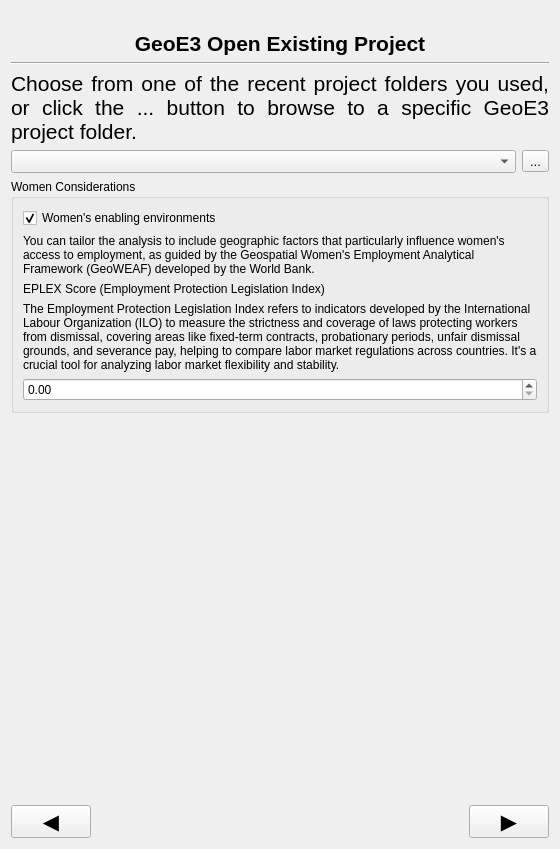
Old version of the form geest/ui/open_project_panel_base.ui in the repository worldbank/GEEST.
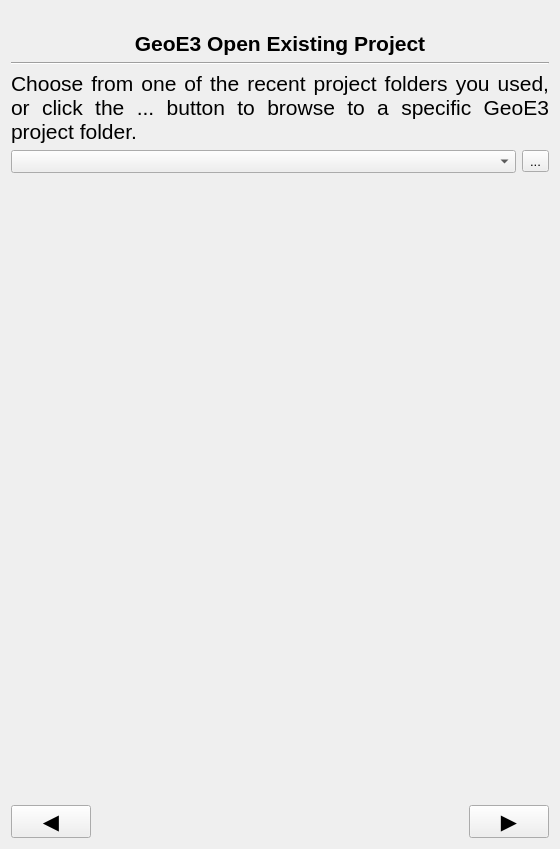
New version of the form. Icons and pictures are not drawn.

Commit message: 8. open an existing project should not show womens options Fixes #248

Diff of the .ui file:
```diff
--- a/geest/ui/open_project_panel_base.ui
+++ b/geest/ui/open_project_panel_base.ui
@@ -108,78 +108,7 @@
      </item>
     </layout>
    </item>
-   <item row="5" column="0">
-    <widget class="QGroupBox" name="groupBox_women_considerations">
-     <property name="title">
-      <string>Women Considerations</string>
-     </property>
-     <layout class="QGridLayout" name="gridLayout_women">
-      <item row="0" column="0">
-       <widget class="QCheckBox" name="women_considerations_checkbox">
-        <property name="text">
-         <string>Women's enabling environments</string>
-        </property>
-        <property name="checked">
-         <bool>true</bool>
-        </property>
-       </widget>
-      </item>
-      <item row="1" column="0">
-       <widget class="QLabel" name="women_considerations_description">
-        <property name="text">
-         <string>You can tailor the analysis to include geographic factors that particularly influence women's access to employment, as guided by the Geospatial Women's Employment Analytical Framework (GeoWEAF) developed by the World Bank.</string>
-        </property>
-        <property name="wordWrap">
-         <bool>true</bool>
-        </property>
-       </widget>
-      </item>
-      <item row="2" column="0">
-       <widget class="QLabel" name="eplex_label">
-        <property name="text">
-         <string>EPLEX Score (Employment Protection Legislation Index)</string>
-        </property>
-        <property name="visible">
-         <bool>false</bool>
-        </property>
-       </widget>
-      </item>
-      <item row="3" column="0">
-       <widget class="QLabel" name="eplex_description">
-        <property name="text">
-         <string>The Employment Protection Legislation Index refers to indicators developed by the International Labour Organization (ILO) to measure the strictness and coverage of laws protecting workers from dismissal, covering areas like fixed-term contracts, probationary periods, unfair dismissal grounds, and severance pay, helping to compare labor market regulations across countries. It's a crucial tool for analyzing labor market flexibility and stability.</string>
-        </property>
-        <property name="wordWrap">
-         <bool>true</bool>
-        </property>
-        <property name="visible">
-         <bool>false</bool>
-        </property>
-       </widget>
-      </item>
-      <item row="4" column="0">
-       <widget class="QDoubleSpinBox" name="eplex_score_spinbox">
-        <property name="minimum">
-         <double>0.000000000000000</double>
-        </property>
-        <property name="maximum">
-         <double>5.000000000000000</double>
-        </property>
-        <property name="singleStep">
-         <double>0.100000000000000</double>
-        </property>
-        <property name="value">
-         <double>0.000000000000000</double>
-        </property>
-        <property name="visible">
-         <bool>false</bool>
-        </property>
-       </widget>
-      </item>
-     </layout>
-    </widget>
-   </item>
-   <item row="6" column="0">
+    <item row="5" column="0">
     <spacer name="verticalSpacer">
      <property name="orientation">
       <enum>Qt::Vertical</enum>
```
The commit also changes 2 other files.
